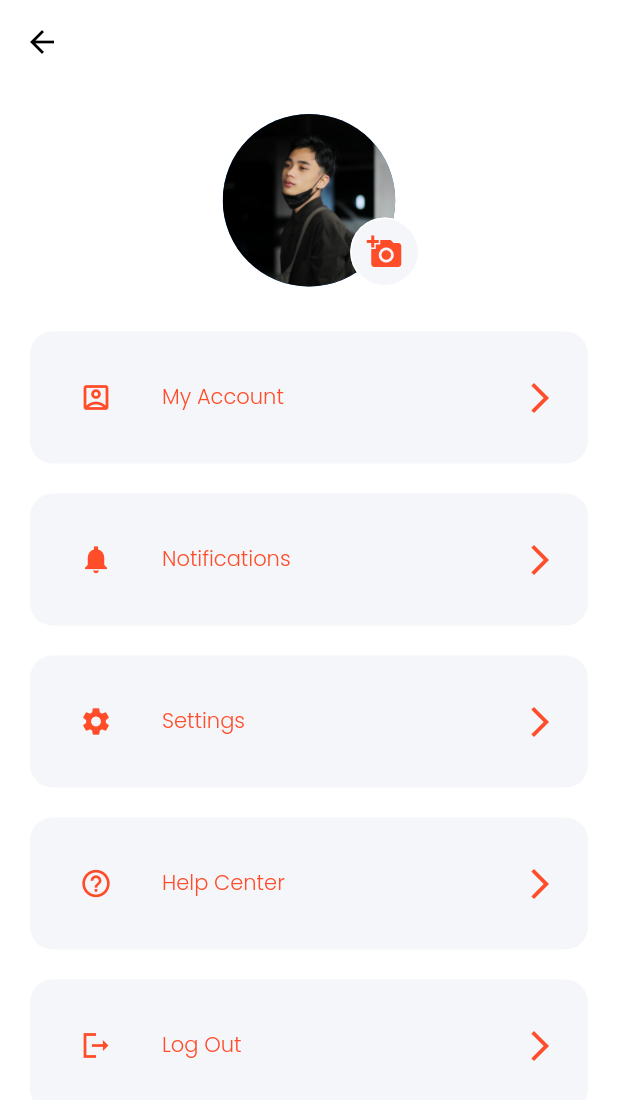
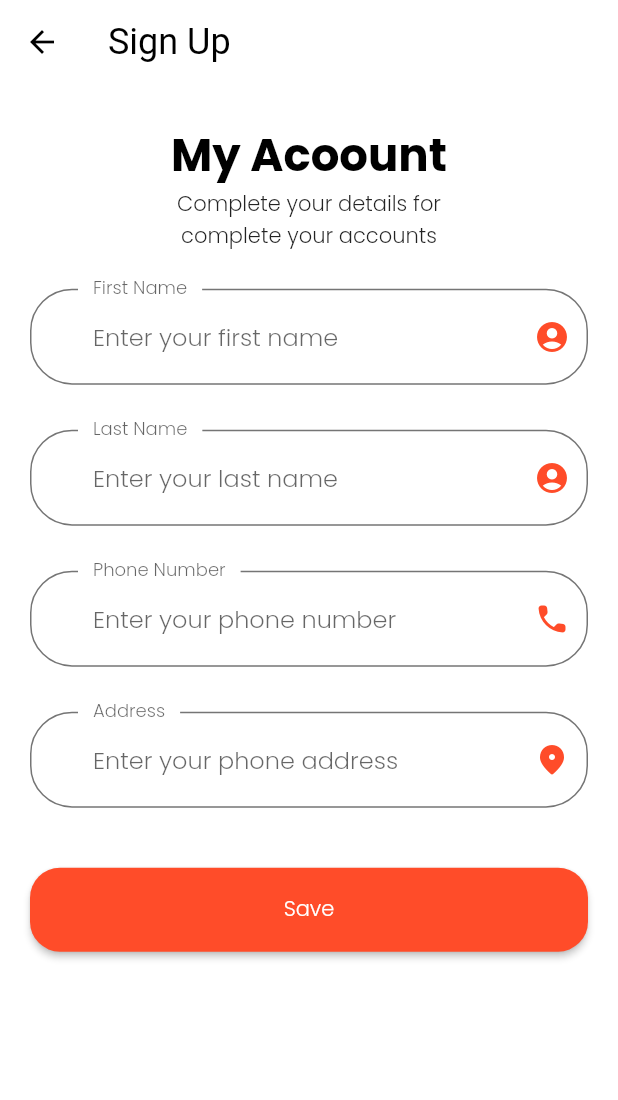
Before and after one commit to AriaDesta2083/jaon-mart, a Flutter app: the ProfileScreen screen opened by its route, after a tap on "My Account", on a phone screen of 412 x 824 dp. Shown: the top 1100 px of the screen. Run offline on Flutter 3.47's test engine with Material 2 defaults, Android fonts, the phone set to English and light mode, and no system bars; our stand-ins replace flutter_spinkit.

Commit message:
Menambah Page Fitur Complete Account
 , Merubah nama signwidget menjadi formwidgets karna widgets ini akan kita pakai untuk setiap page yang membutuhkan form

```diff
--- /dev/null
+++ b/jaonmart_app/lib/pages/my_account.dart
@@ -0,0 +1,211 @@
+import 'package:flutter/material.dart';
+import 'package:jaonmart_app/theme.dart';
+import 'package:jaonmart_app/widgets/form_widgets.dart';
+
+class MyAccount extends StatefulWidget {
+  const MyAccount({Key? key}) : super(key: key);
+
+  @override
+  _MyAccountState createState() => _MyAccountState();
+}
+
+class _MyAccountState extends State<MyAccount> {
+  @override
+  Widget build(BuildContext context) {
+    return Scaffold(
+      appBar: AppBar(
+        title: Text('Sign Up'),
+      ),
+      body: SafeArea(
+        child: SizedBox(
+          width: double.infinity,
+          child: Padding(
+            padding: EdgeInsets.symmetric(horizontal: 20),
+            child: SingleChildScrollView(
+              child: Column(
+                children: [
+                  SizedBox(height: MediaQuery.of(context).size.height * 0.03),
+                  Text("My Acoount", style: myBoldStyle),
+                  Text(
+                    "Complete your details for  \ncomplete your accounts",
+                    textAlign: TextAlign.center,
+                  ),
+                  SizedBox(height: MediaQuery.of(context).size.height * 0.03),
+                  ProfileForm(),
+                  SizedBox(height: 30),
+                ],
+              ),
+            ),
+          ),
+        ),
+      ),
+    );
+  }
+}
+
+class ProfileForm extends StatefulWidget {
+  const ProfileForm({Key? key}) : super(key: key);
+
+  @override
+  _ProfileFormState createState() => _ProfileFormState();
+}
+
+class _ProfileFormState extends State<ProfileForm> {
+  final _formKey = GlobalKey<FormState>();
+  final List<String?> errors = [];
+  String? firstName;
+  String? lastName;
+  String? phoneNumber;
+  String? address;
+
+  void addError({String? error}) {
+    if (!errors.contains(error))
+      setState(() {
+        errors.add(error);
+      });
+  }
+
+  void removeError({String? error}) {
+    if (errors.contains(error))
+      setState(() {
+        errors.remove(error);
+      });
+  }
+
+  @override
+  Widget build(BuildContext context) {
+    return Form(
+      key: _formKey,
+      child: Column(
+        children: [
+          buildFirstNameFormField(),
+          SizedBox(height: 30),
+          buildLastNameFormField(),
+          SizedBox(height: 30),
+          buildPhoneNumberFormField(),
+          SizedBox(height: 30),
+          buildAddressFormField(),
+          FormError(errors: errors),
+          SizedBox(height: 40),
+          // DefaultButton(
+          //   text: "continue",
+          //   press: () {
+          //     if (_formKey.currentState!.validate()) {
+          //       Navigator.pushNamed(context, OtpScreen.routeName);
+          //     }
+          //   },
+          // ),
+          ElevatedButton(
+              style: ElevatedButton.styleFrom(
+                  shape: RoundedRectangleBorder(
+                      borderRadius: BorderRadius.circular(20)),
+                  primary: makeColor,
+                  fixedSize: Size(double.maxFinite, 56)),
+              onPressed: () {
+                if (_formKey.currentState!.validate()) {
+                  Navigator.of(context).pushNamed('/profile');
+                }
+              },
+              child: Text('Save'))
+        ],
+      ),
+    );
+  }
+
+  TextFormField buildAddressFormField() {
+    return TextFormField(
+      onSaved: (newValue) => address = newValue,
+      onChanged: (value) {
+        if (value.isNotEmpty) {
+          removeError(error: adrdresNull);
+        }
+        return null;
+      },
+      validator: (value) {
+        if (value!.isEmpty) {
+          addError(error: adrdresNull);
+          return "";
+        }
+        return null;
+      },
+      decoration: InputDecoration(
+          labelText: "Address",
+          hintText: "Enter your phone address",
+          floatingLabelBehavior: FloatingLabelBehavior.always,
+          suffixIcon: Icon(
+            Icons.location_on_rounded,
+            color: makeColor,
+          )),
+    );
+  }
+
+  TextFormField buildPhoneNumberFormField() {
+    return TextFormField(
+      keyboardType: TextInputType.phone,
+      onSaved: (newValue) => phoneNumber = newValue,
+      onChanged: (value) {
+        if (value.isNotEmpty) {
+          removeError(error: numberNull);
+        }
+        return null;
+      },
+      validator: (value) {
+        if (value!.isEmpty) {
+          addError(error: numberNull);
+          return "";
+        }
+        return null;
+      },
+      decoration: InputDecoration(
+        labelText: "Phone Number",
+        hintText: "Enter your phone number",
+        floatingLabelBehavior: FloatingLabelBehavior.always,
+        suffixIcon: Icon(
+          Icons.phone_rounded,
+          color: makeColor,
+        ),
+      ),
+    );
+  }
+
+  TextFormField buildLastNameFormField() {
+    return TextFormField(
+      onSaved: (newValue) => lastName = newValue,
+      decoration: InputDecoration(
+          labelText: "Last Name",
+          hintText: "Enter your last name",
+          floatingLabelBehavior: FloatingLabelBehavior.always,
+          suffixIcon: Icon(
+            Icons.account_circle_rounded,
+            color: makeColor,
+          )),
+    );
+  }
+
+  TextFormField buildFirstNameFormField() {
+    return TextFormField(
+      onSaved: (newValue) => firstName = newValue,
+      onChanged: (value) {
+        if (value.isNotEmpty) {
+          removeError(error: nameNull);
+        }
+        return null;
+      },
+      validator: (value) {
+        if (value!.isEmpty) {
+          addError(error: nameNull);
+          return "";
+        }
+        return null;
+      },
+      decoration: InputDecoration(
+          labelText: "First Name",
+          hintText: "Enter your first name",
+          floatingLabelBehavior: FloatingLabelBehavior.always,
+          suffixIcon: Icon(
+            Icons.account_circle_rounded,
+            color: makeColor,
+          )),
+    );
+  }
+}
--- a/jaonmart_app/lib/pages/profile_screen.dart
+++ b/jaonmart_app/lib/pages/profile_screen.dart
@@ -1,6 +1,7 @@
 import 'package:flutter/material.dart';
 import 'package:jaonmart_app/theme.dart';
 import 'package:jaonmart_app/widgets/profile_menu.dart';
+
 class ProfileScreen extends StatelessWidget {
   static String routeName = "/profile";
   @override
@@ -54,23 +55,25 @@ class ProfileScreen extends StatelessWidget {
             ProfileMenu(
               text: "My Account",
               icon: Icon(Icons.account_box_outlined),
-              press: () => {},
+              press: () {
+                Navigator.of(context).pushNamed('/account');
+              },
             ),
-            ProfileMenu(
-              text: "Notifications",
-              icon: Icon(Icons.notifications_sharp),
-              press: () {},
-            ),
-            ProfileMenu(
-              text: "Settings",
-              icon: Icon(Icons.settings),
-              press: () {},
-            ),
-            ProfileMenu(
-              text: "Help Center",
-              icon: Icon(Icons.help_outline_outlined),
-              press: () {},
-            ),
+            // ProfileMenu(
+            //   text: "Notifications",
+            //   icon: Icon(Icons.notifications_sharp),
+            //   press: () {},
+            // ),
+            // ProfileMenu(
+            //   text: "Settings",
+            //   icon: Icon(Icons.settings),
+            //   press: () {},
+            // ),
+            // ProfileMenu(
+            //   text: "Help Center",
+            //   icon: Icon(Icons.help_outline_outlined),
+            //   press: () {},
+            // ),
             ProfileMenu(
               text: "Log Out",
               icon: Icon(Icons.logout_sharp),
--- a/jaonmart_app/lib/pages/signin_screen.dart
+++ b/jaonmart_app/lib/pages/signin_screen.dart
@@ -1,6 +1,6 @@
 import 'package:flutter/material.dart';
 import 'package:jaonmart_app/theme.dart';
-import 'package:jaonmart_app/widgets/sign_widgets.dart';
+import 'package:jaonmart_app/widgets/form_widgets.dart';
 
 class SignInScreen extends StatefulWidget {
   const SignInScreen({Key? key}) : super(key: key);
--- a/jaonmart_app/lib/pages/signup_screen.dart
+++ b/jaonmart_app/lib/pages/signup_screen.dart
@@ -1,6 +1,6 @@
 import 'package:flutter/material.dart';
 import 'package:jaonmart_app/theme.dart';
-import 'package:jaonmart_app/widgets/sign_widgets.dart';
+import 'package:jaonmart_app/widgets/form_widgets.dart';
 
 class SignUpScreen extends StatefulWidget {
   const SignUpScreen({Key? key}) : super(key: key);
--- a/jaonmart_app/lib/routes.dart
+++ b/jaonmart_app/lib/routes.dart
@@ -1,6 +1,7 @@
 import 'package:flutter/cupertino.dart';
 import 'package:jaonmart_app/pages/cart_screen.dart';
 import 'package:jaonmart_app/pages/home_screen.dart';
+import 'package:jaonmart_app/pages/my_account.dart';
 import 'package:jaonmart_app/pages/profile_screen.dart';
 import 'package:jaonmart_app/pages/signin_screen.dart';
 import 'package:jaonmart_app/pages/signup_screen.dart';
@@ -13,4 +14,5 @@ final Map<String, WidgetBuilder> myRoutes = {
   '/signup': (context) => SignUpScreen(),
   '/cart': (context) => CartScreen(),
   '/profile': (context) => ProfileScreen(),
+  '/account': (context) => MyAccount(),
 };
--- a/jaonmart_app/lib/widgets/sign_widgets.dart
+++ b/jaonmart_app/lib/widgets/form_widgets.dart
@@ -66,6 +66,10 @@ const String pwNull = "Masukkan Password";
 const String pwInvalid = "Password terlalu pendek";
 const String pwFalse = "Passwords Salah";
 
+const String nameNull = "Masukkan nama degan benar ";
+const String numberNull = "Masukkan nomor telefon";
+const String adrdresNull = "Masukkan alamat";
+
 class KeyboardUtil {
   static void hideKeyboard(BuildContext context) {
     FocusScopeNode currentFocus = FocusScope.of(context);
```
